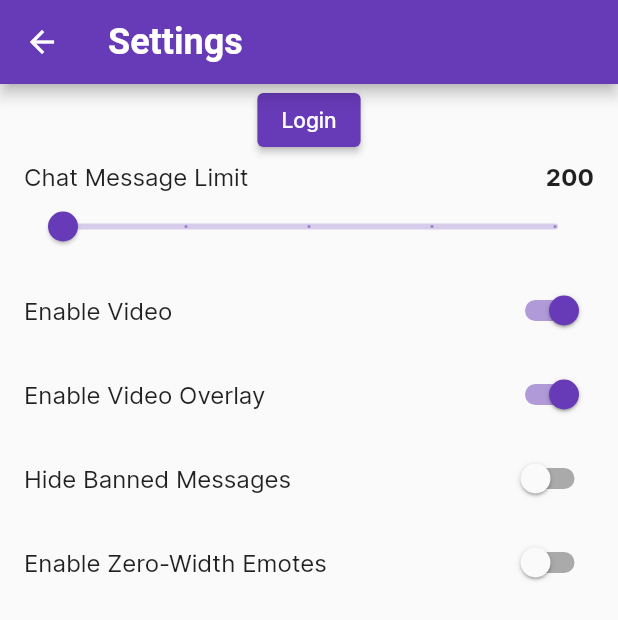
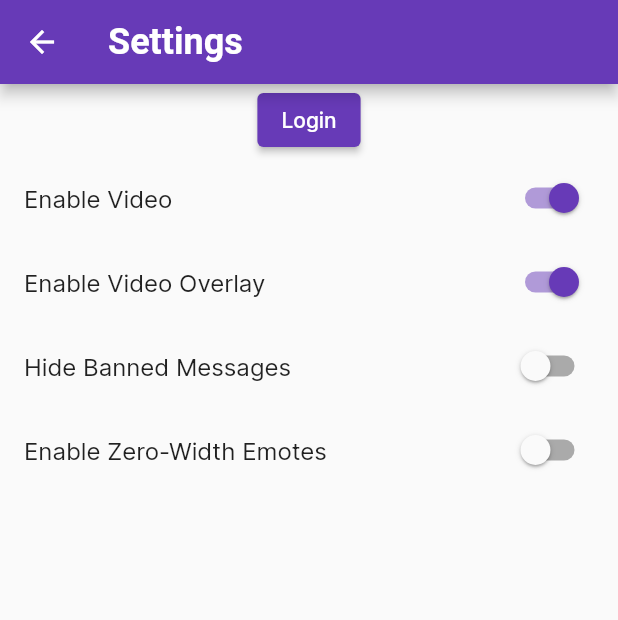
Before and after one commit to tommyxchow/frosty, a Flutter app: the screen it shows after launch, after a tap on the "settings" icon, on a phone screen of 412 x 824 dp. Shown: the top 620 px of the screen. Run offline on Flutter 3.47's test engine with Material 2 defaults, Android fonts, the phone set to English and light mode, and no system bars; our stand-ins replace cached_network_image, flutter_mobx, flutter_secure_storage, mobx, shared_preferences, webview_flutter; missing offline and left inert: flutter_web_auth; accounts and stored records are empty; generated files the repository leaves out were written again; network calls fail.

Commit message:
Remove message limit setting, tweak padding

```diff
--- a/lib/core/settings/settings.dart
+++ b/lib/core/settings/settings.dart
@@ -21,25 +21,6 @@ class Settings extends StatelessWidget {
           return ListView(
             children: [
               ProfileCard(authStore: context.read<AuthStore>()),
-              ListTile(
-                title: Row(
-                  children: [
-                    const Text('Chat Message Limit'),
-                    const Spacer(),
-                    Text(
-                      settingsStore.messageLimit == 1000 ? 'Unlimited' : '${settingsStore.messageLimit.toInt()}',
-                      style: const TextStyle(fontWeight: FontWeight.bold),
-                    ),
-                  ],
-                ),
-                subtitle: Slider.adaptive(
-                  value: settingsStore.messageLimit,
-                  onChanged: (newValue) => settingsStore.messageLimit = newValue,
-                  min: 200,
-                  max: 1000,
-                  divisions: 4,
-                ),
-              ),
               SwitchListTile.adaptive(
                 title: const Text('Enable Video'),
                 value: settingsStore.videoEnabled,
--- a/lib/core/settings/settings_store.dart
+++ b/lib/core/settings/settings_store.dart
@@ -12,9 +12,6 @@ abstract class _SettingsStoreBase with Store {
 
   @observable
   var overlayEnabled = true;
-
-  @observable
-  var messageLimit = 200.0;
 
   @observable
   var hideBannedMessages = false;
@@ -35,14 +32,12 @@ abstract class _SettingsStoreBase with Store {
     // Initialize settings from stored preferences if any.
     videoEnabled = prefs.getBool('video_enabled') ?? videoEnabled;
     overlayEnabled = prefs.getBool('overlay_enabled') ?? overlayEnabled;
-    messageLimit = prefs.getDouble('message_limit') ?? messageLimit;
     hideBannedMessages = prefs.getBool('hide_banned_messages') ?? hideBannedMessages;
     zeroWidthEnabled = prefs.getBool('zero_width_enabled') ?? zeroWidthEnabled;
     expandInfo = prefs.getBool('expand_info') ?? expandInfo;
 
     // Set up reactions to store setting anytime they're changed.
     // The ReactionDisposer will not be needed since settings will always exist.
-    reaction((_) => messageLimit, (double newValue) => prefs.setDouble('message_limit', newValue));
     reaction((_) => videoEnabled, (bool newValue) => prefs.setBool('video_enabled', newValue));
     reaction((_) => overlayEnabled, (bool newValue) => prefs.setBool('overlay_enabled', newValue));
     reaction((_) => zeroWidthEnabled, (bool newValue) => prefs.setBool('zero_width_enabled', newValue));
--- a/lib/screens/channel/chat/emote_menu/emote_menu_panel.dart
+++ b/lib/screens/channel/chat/emote_menu/emote_menu_panel.dart
@@ -11,7 +11,7 @@ class EmoteMenuPanel extends StatelessWidget {
   @override
   Widget build(BuildContext context) {
     const headerStyle = TextStyle(fontSize: 20, fontWeight: FontWeight.bold);
-    const headerPadding = EdgeInsets.fromLTRB(10.0, 30.0, 10.0, 10.0);
+    const headerPadding = EdgeInsets.fromLTRB(10.0, 30.0, 10.0, 5.0);
 
     final globalEmotes = emotes
         .where((emote) =>
@@ -38,7 +38,7 @@ class EmoteMenuPanel extends StatelessWidget {
         if (globalEmotes.isNotEmpty) ...[
           const SliverToBoxAdapter(
             child: Padding(
-              padding: EdgeInsets.all(10.0),
+              padding: EdgeInsets.symmetric(vertical: 5.0, horizontal: 10.0),
               child: Text(
                 'Global Emotes',
                 style: headerStyle,
```
Also changed, not shown: lib/screens/channel/chat/chat_store.dart (+6 -5 lines), lib/core/settings/settings_store.g.dart.
